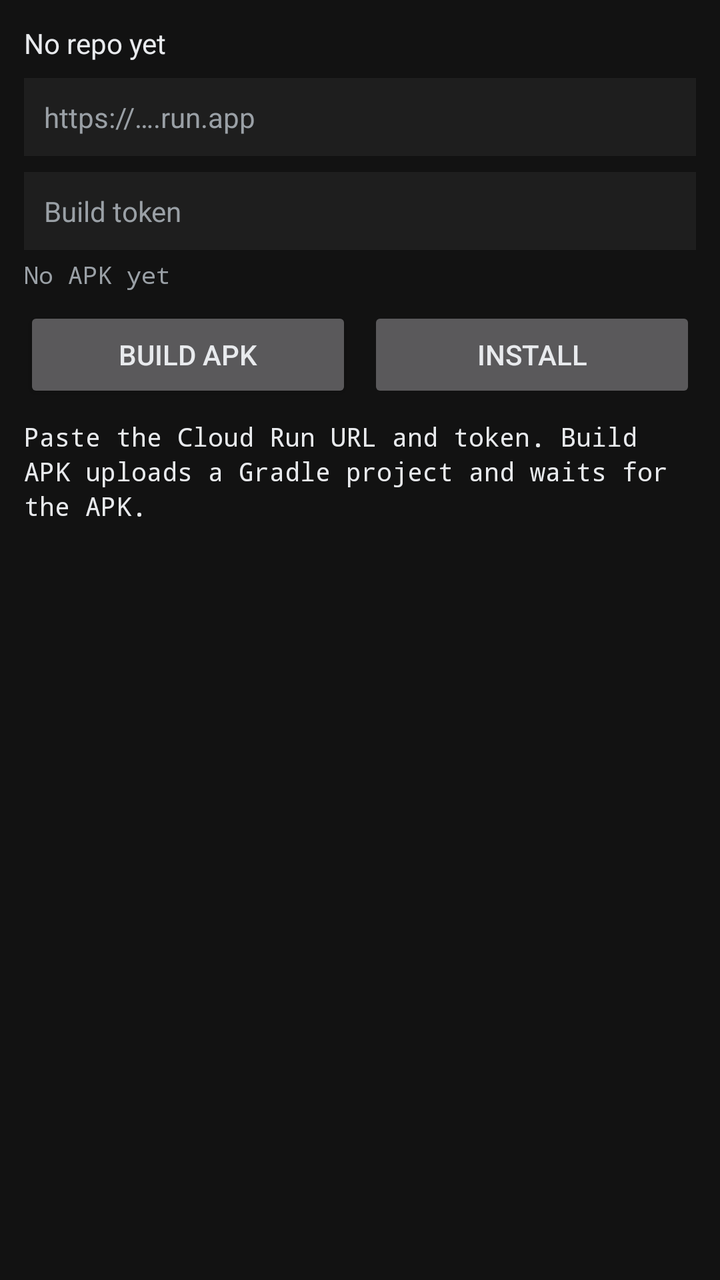
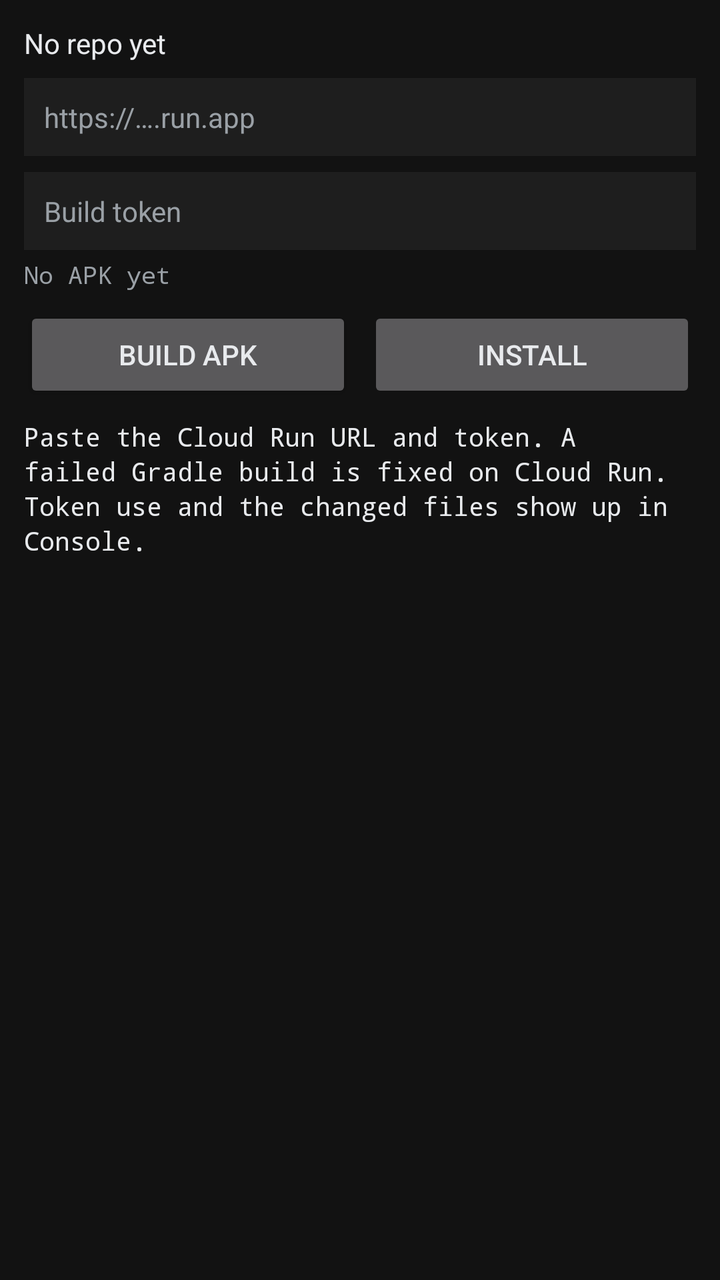

Screens rendered from an Android XML layout before and after an edit, with the pre-edit source and the edit as a unified diff.
<!-- AndroidManifest.xml: application theme Theme.AndVibe -->
<!-- res/layout/page_build.xml -->
<?xml version="1.0" encoding="utf-8"?>
<LinearLayout xmlns:android="http://schemas.android.com/apk/res/android"
    android:layout_width="match_parent"
    android:layout_height="match_parent"
    android:orientation="vertical"
    android:padding="12dp">

    <TextView
        android:id="@+id/projectLine"
        android:layout_width="match_parent"
        android:layout_height="wrap_content"
        android:text="No repo yet"
        android:textColor="@color/ink"
        android:textSize="14sp" />

    <EditText
        android:id="@+id/buildUrl"
        android:layout_width="match_parent"
        android:layout_height="wrap_content"
        android:layout_marginTop="8dp"
        android:background="@color/panel"
        android:hint="https://….run.app"
        android:importantForAutofill="no"
        android:inputType="textUri"
        android:padding="10dp"
        android:singleLine="true"
        android:textColor="@color/ink"
        android:textColorHint="@color/muted"
        android:textSize="14sp" />

    <EditText
        android:id="@+id/buildToken"
        android:layout_width="match_parent"
        android:layout_height="wrap_content"
        android:layout_marginTop="8dp"
        android:background="@color/panel"
        android:hint="Build token"
        android:importantForAutofill="no"
        android:inputType="textPassword"
        android:padding="10dp"
        android:singleLine="true"
        android:textColor="@color/ink"
        android:textColorHint="@color/muted"
        android:textSize="14sp" />

    <TextView
        android:id="@+id/apkPath"
        android:layout_width="match_parent"
        android:layout_height="wrap_content"
        android:layout_marginTop="4dp"
        android:fontFamily="monospace"
        android:text="No APK yet"
        android:textColor="@color/muted"
        android:textIsSelectable="true"
        android:textSize="12sp" />

    <LinearLayout
        android:layout_width="match_parent"
        android:layout_height="wrap_content"
        android:layout_marginTop="8dp"
        android:orientation="horizontal">

        <Button
            android:id="@+id/buildApk"
            android:layout_width="0dp"
            android:layout_height="wrap_content"
            android:layout_weight="1"
            android:text="Build APK" />

        <Button
            android:id="@+id/installApk"
            android:layout_width="0dp"
            android:layout_height="wrap_content"
            android:layout_marginStart="8dp"
            android:layout_weight="1"
            android:enabled="false"
            android:text="Install" />
    </LinearLayout>

    <ScrollView
        android:id="@+id/buildScroll"
        android:layout_width="match_parent"
        android:layout_height="0dp"
        android:layout_marginTop="8dp"
        android:layout_weight="1"
        android:fillViewport="true">

        <TextView
            android:id="@+id/buildLog"
            android:layout_width="match_parent"
            android:layout_height="wrap_content"
            android:fontFamily="monospace"
            android:lineSpacingExtra="2dp"
            android:text="Paste the Cloud Run URL and token. Build APK uploads a Gradle project and waits for the APK."
            android:textColor="@color/ink"
            android:textIsSelectable="true"
            android:textSize="13sp" />
    </ScrollView>
</LinearLayout>
<!-- resources referenced by this layout -->
<resources>
  <color name="ink">#FFE8EAED</color>
  <color name="muted">#FF9AA0A6</color>
  <color name="panel">#FF1E1E1E</color>
  <style name="Theme.AndVibe" parent="Theme.MaterialComponents.NoActionBar">
          <item name="colorPrimary">@color/accent</item>
          <item name="colorPrimaryVariant">@color/bg</item>
          <item name="colorOnPrimary">@color/bg</item>
          <item name="colorSecondary">@color/accent</item>
          <item name="colorOnSecondary">@color/bg</item>
          <item name="colorOnSurface">@color/ink</item>
          <item name="colorSurface">@color/panel</item>
          <item name="android:statusBarColor">@color/bg</item>
          <item name="android:navigationBarColor">@color/bg</item>
          <item name="android:windowBackground">@color/bg</item>
          <item name="android:textColorPrimary">@color/ink</item>
          <item name="android:textColorSecondary">@color/muted</item>
          <item name="android:editTextColor">@color/ink</item>
          <item name="android:textColorHint">@color/muted</item>
          <item name="colorControlActivated">@color/accent</item>
          <item name="android:forceDarkAllowed">false</item>
          <item name="materialButtonStyle">@style/Widget.AndVibe.Button</item>
      </style>
  <color name="accent">#FF8AB4F8</color>
  <color name="bg">#FF121212</color>
  <style name="Widget.AndVibe.Button" parent="Widget.MaterialComponents.Button">
          <item name="android:textAllCaps">false</item>
      </style>
</resources>

<!-- the commit's change to res/layout/page_build.xml (unified diff, before → after) -->
@@ -91,7 +91,7 @@
             android:layout_height="wrap_content"
             android:fontFamily="monospace"
             android:lineSpacingExtra="2dp"
-            android:text="Paste the Cloud Run URL and token. Build APK uploads a Gradle project and waits for the APK."
+            android:text="Paste the Cloud Run URL and token. A failed Gradle build is fixed on Cloud Run. Token use and the changed files show up in Console."
             android:textColor="@color/ink"
             android:textIsSelectable="true"
             android:textSize="13sp" />
